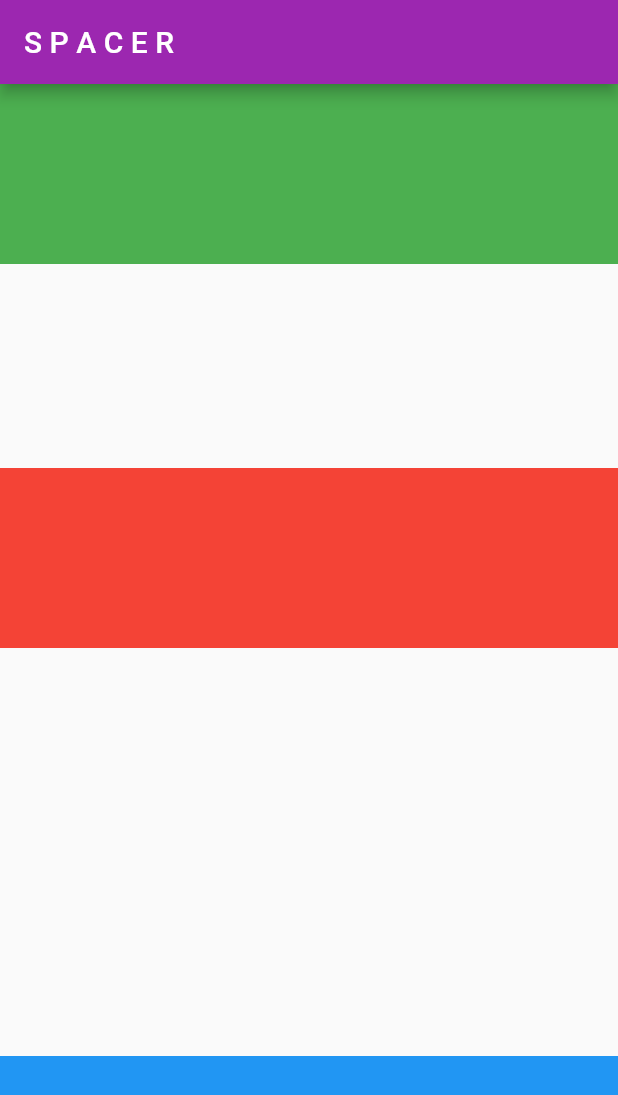
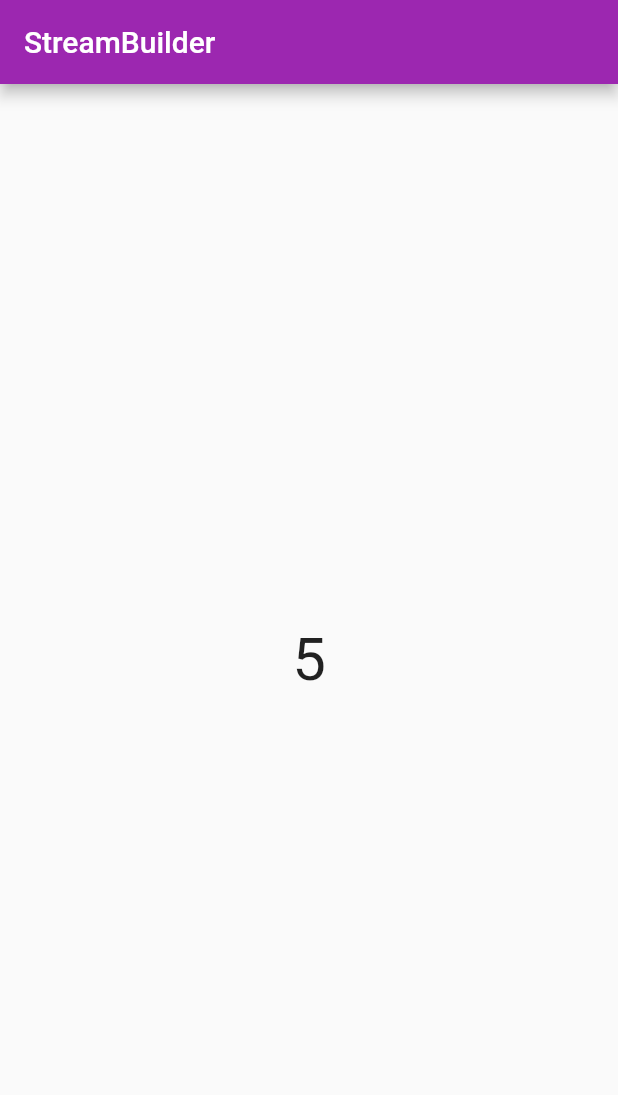
Before and after one commit to md-siam/widget_of_the_day, a Flutter app: the screen it shows after launch, on a phone screen of 412 x 824 dp. Shown: the top 1095 px of the screen. Run offline on Flutter 3.47's test engine with Material 2 defaults, Android fonts, the phone set to English and light mode, and no system bars; our stand-ins replace faker.

Commit message:
100_future_builder & 101_stream_builder added

```diff
--- /dev/null
+++ b/lib/101_stream_builder/stream_builder.dart
@@ -0,0 +1,49 @@
+import 'package:flutter/material.dart';
+
+class MyStreamBuilder extends StatefulWidget {
+  const MyStreamBuilder({Key? key}) : super(key: key);
+
+  @override
+  State<MyStreamBuilder> createState() => _MyStreamBuilderState();
+}
+
+// FAKE FIREBASE STREAM
+Stream<int> generateStream = (() async* {
+  await Future<void>.delayed(const Duration(seconds: 2));
+  yield 1;
+  await Future<void>.delayed(const Duration(seconds: 1));
+  yield 2;
+  await Future<void>.delayed(const Duration(seconds: 1));
+  yield 3;
+  await Future<void>.delayed(const Duration(seconds: 2));
+  yield 4;
+  await Future<void>.delayed(const Duration(seconds: 1));
+  yield 5;
+})();
+
+class _MyStreamBuilderState extends State<MyStreamBuilder> {
+  @override
+  Widget build(BuildContext context) {
+    return Scaffold(
+      appBar: AppBar(title: const Text('StreamBuilder')),
+      body: Center(
+        child: StreamBuilder(
+          stream: generateStream,
+          initialData: 0,
+          builder: (BuildContext context, AsyncSnapshot snapshot) {
+            if (snapshot.connectionState == ConnectionState.waiting) {
+              return const CircularProgressIndicator.adaptive();
+            } else if (snapshot.hasError) {
+              return const Text('Error');
+            } else {
+              return Text(
+                snapshot.data.toString(),
+                style: const TextStyle(fontSize: 40),
+              );
+            }
+          },
+        ),
+      ),
+    );
+  }
+}
--- a/lib/main.dart
+++ b/lib/main.dart
@@ -86,7 +86,7 @@ class MyApp extends StatelessWidget {
       //home: const MyShowModelBottomSheet(),
       //home: const MyAnimatedCrossFade(),
       //home: const MyFlexible(),
-      home: const MySpacer(),
+      //home: const MySpacer(),
       //home: const MyGridPaper(),
       //home: const MyInteractiveViewer(),
       //home: const MyCheckboxListTile(),
@@ -119,6 +119,8 @@ class MyApp extends StatelessWidget {
       //home: const MyLayoutBuilder(), //* Open in Chrome
       //home: const MyOrientationBuilder(), //* For Portrait & Landscape view
       //home: const MyPlatformDetect(),
+      //home: const MyFutureBuilder(),
+      home: const MyStreamBuilder(),
     );
   }
 }
--- a/lib/routes.dart
+++ b/lib/routes.dart
@@ -105,3 +105,5 @@ export '96_stateful_builder/stateful_builder.dart';
 export '97_layout_builder/layout_builder.dart';
 export '98_orientation_builder/orientation_builder.dart';
 export '99_platform_detect/platform_detect.dart';
+export '100_future_builder/future_builder.dart';
+export '101_stream_builder/stream_builder.dart';
```
Also changed, not shown: lib/100_future_builder/future_builder.dart (added, +50 -0 lines), 3 other files.
